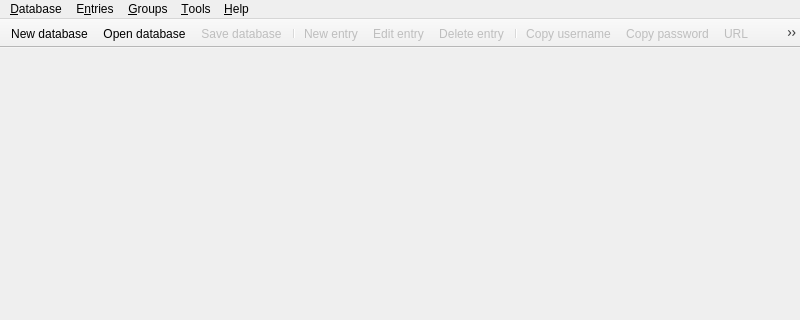
This is src/gui/MainWindow.ui in keepassxreboot/keepassxc as Qt 5 draws it before an edit; both pictures show x 0 to 800 and y 0 to 320 of the 800 by 600 pixel window. The edited form follows.
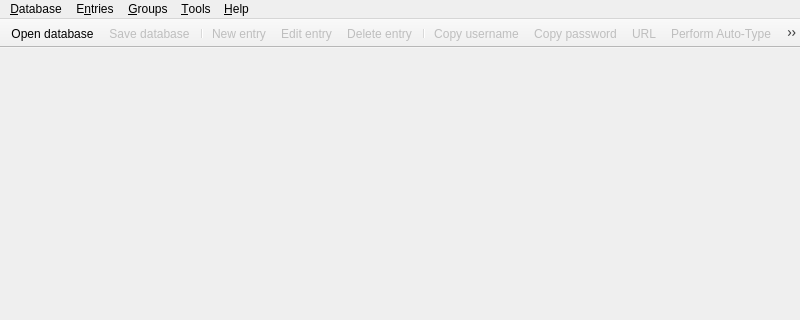
This is the edited form. Custom widgets are drawn as their Qt base class.

Commit message:
Remove "Create new database" from tool bar
It's used extremely rarely, having it in such a prominent position
in the tool bar isn't justified. Also, with the Material Design
icons, its tool bar icon can easily be confused with "create new
entry".

Fixes #475

The edit to the form file:
```diff
--- a/src/gui/MainWindow.ui
+++ b/src/gui/MainWindow.ui
@@ -356,7 +356,6 @@
    <attribute name="toolBarBreak">
     <bool>false</bool>
    </attribute>
-   <addaction name="actionDatabaseNew"/>
    <addaction name="actionDatabaseOpen"/>
    <addaction name="actionDatabaseSave"/>
    <addaction name="separator"/>
```
